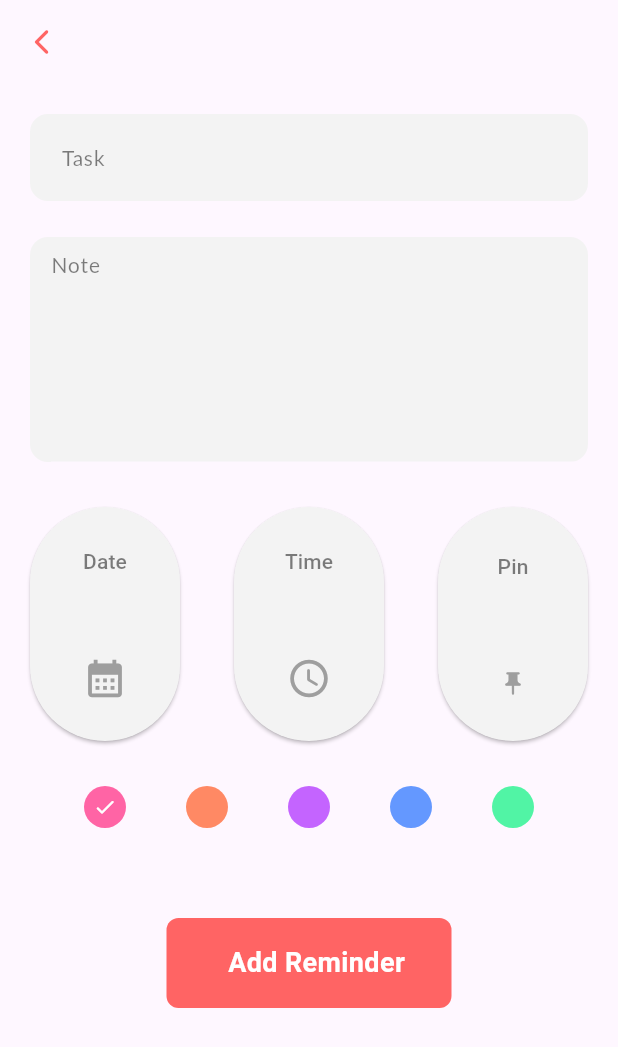
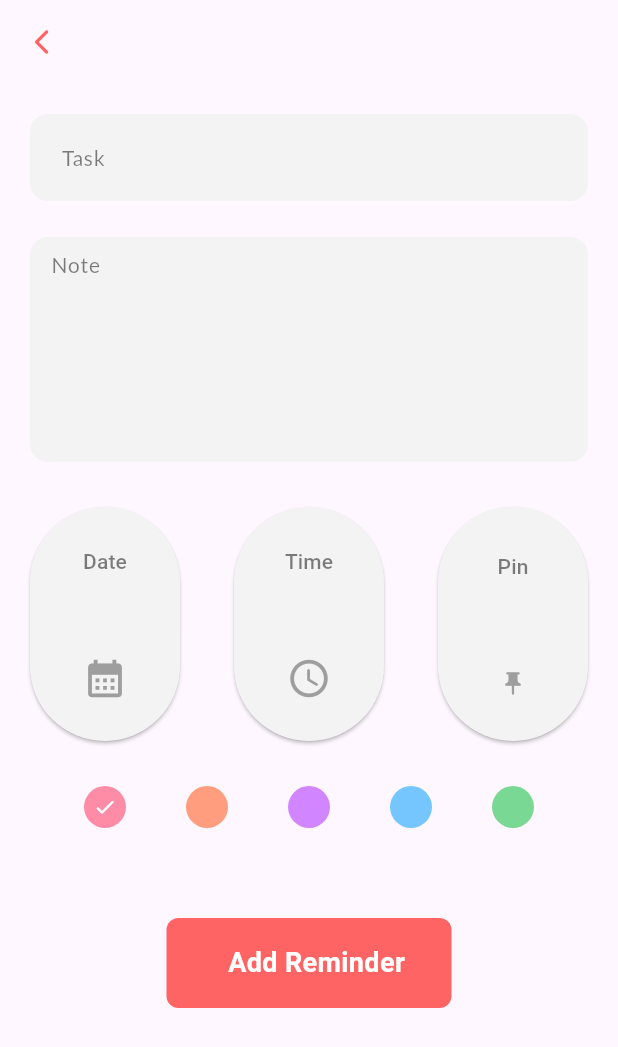
Before and after one commit to ThetSweLynn/MyToDos, a Flutter app: the AddTaskPage screen opened directly, on a phone screen of 412 x 824 dp. Shown: the top 1047 px of the screen. Run offline on Flutter 3.47's test engine with Material 3 defaults, Android fonts, the phone set to English and light mode, and no system bars; our stand-ins replace flutter_local_notifications, flutter_staggered_animations, flutter_timezone, get, get_storage, google_fonts and 2 more; accounts and stored records are empty.

Commit message:
toned the clr

```diff
--- a/my_to_dos_application/lib/ui/theme.dart
+++ b/my_to_dos_application/lib/ui/theme.dart
@@ -2,11 +2,11 @@ import 'package:flutter/material.dart';
 import 'package:google_fonts/google_fonts.dart';
 
 const Color redClr = Color(0xffFF6464);
-const Color pinkClr = Color(0xFFff64a5); //0xFFff4667
-const Color orangeClr = Color(0xFFff8964);
-const Color purpleClr = Color(0xFFc464ff);
-const Color blueClr = Color(0xFF6498ff);
-const Color greenClr = Color(0xFF51f4a5);
+const Color pinkClr = Color(0xFFFF8CA7); //0xFFff4667
+const Color orangeClr = Color(0xFFFF9D7E);
+const Color purpleClr = Color(0xFFD186FF);
+const Color blueClr = Color(0xFF75C5FF);
+const Color greenClr = Color(0xFF79D893);
 const Color white = Colors.white;
 const Color primaryClr = redClr;
 const Color darkGreyClr = Color(0xFF181818);
```
